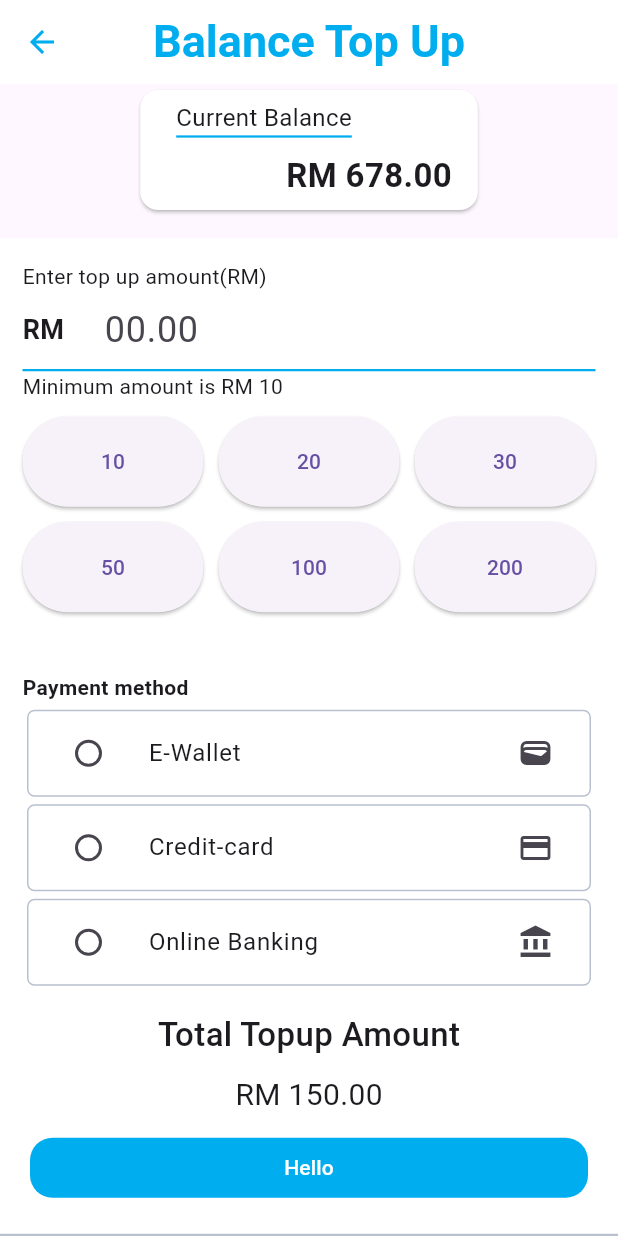
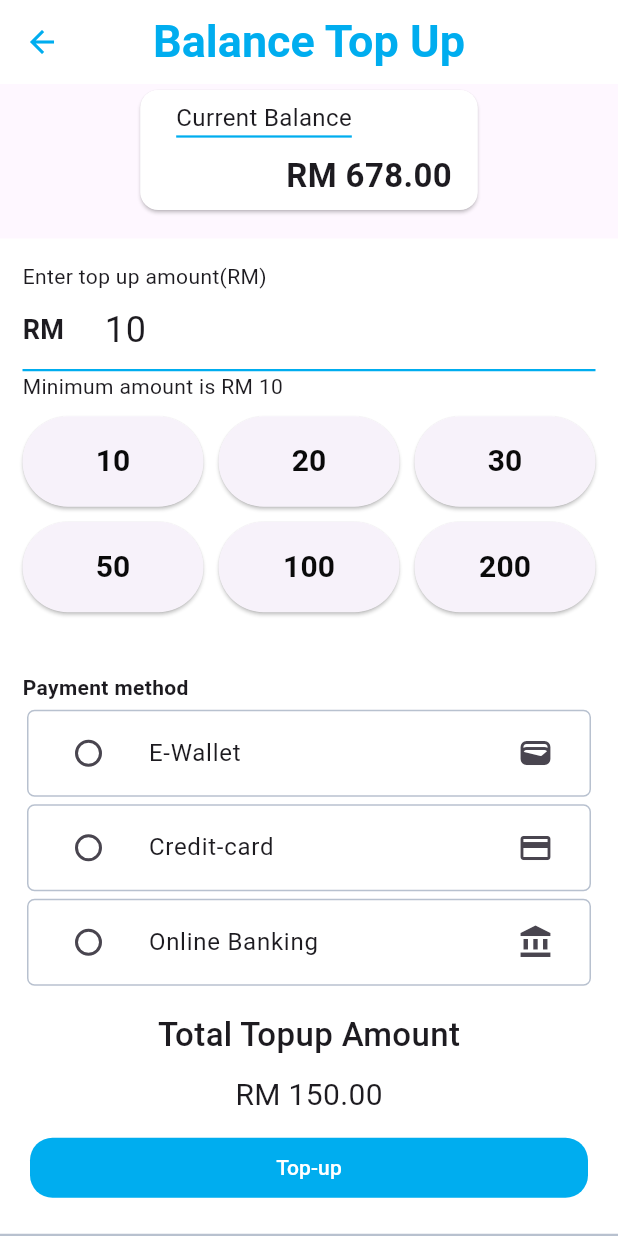
Before and after one commit to webby813/fypuser, a Flutter app: the WalletPage screen opened directly, after a tap on "10", on a phone screen of 412 x 824 dp. Run offline on Flutter 3.47's test engine with Material 3 defaults, Android fonts, the phone set to English and light mode, and no system bars; our stand-ins replace carousel_slider, cloud_firestore, firebase_core, firebase_database, firebase_storage, image_picker and 1 more; accounts and stored records are empty; generated files the repository leaves out were written again.

Commit message:
[8] Wallet

```diff
--- a/lib/Firebase/create_data.dart
+++ b/lib/Firebase/create_data.dart
@@ -1,5 +1,4 @@
 import 'package:cloud_firestore/cloud_firestore.dart';
-import 'package:firebase_database/firebase_database.dart';
 import 'package:flutter/material.dart';
 import 'package:shared_preferences/shared_preferences.dart';
 
@@ -100,5 +99,4 @@ class UserDo {
       // print(e);
     }
   }
-
 }
--- a/lib/Pages/Profile_pages/wallet.dart
+++ b/lib/Pages/Profile_pages/wallet.dart
@@ -2,6 +2,7 @@ import 'package:flutter/material.dart';
 import 'package:fypuser/Color/color.dart';
 import 'package:fypuser/Components/container_widget.dart';
 import '../../Components/title_widget.dart';
+import '../../Firebase/update_data.dart';
 
 class WalletPage extends StatefulWidget {
   const WalletPage({super.key});
@@ -11,9 +12,11 @@ class WalletPage extends StatefulWidget {
 }
 
 class _WalletPageState extends State<WalletPage> {
-  double balance = 0.0; // Initial balance amount
+  int topUpAmount = 0;
+  double balance = 0.0;
   double topup = 150.0;
   String selectedPaymentMethod = '';
+  final TextEditingController _topUpController = TextEditingController();
 
   void depositAmount(double amount) {
     setState(() {
@@ -40,8 +43,8 @@ class _WalletPageState extends State<WalletPage> {
             child: Center(
               child: Column(
                 mainAxisAlignment: MainAxisAlignment.start,
-                  children:[
-                    ///Show Current balance
+                children: [
+                  /// Show Current Balance
                   Card(
                     color: CustomColors.defaultWhite,
                     child: SizedBox(
@@ -54,8 +57,9 @@ class _WalletPageState extends State<WalletPage> {
                             margin: const EdgeInsets.only(right: 60),
                             decoration: const BoxDecoration(
                               border: Border(
-                                        bottom: BorderSide(width: 1.5, color: CustomColors.primaryColor)
-                                    )
+                                bottom: BorderSide(
+                                    width: 1.5, color: CustomColors.primaryColor),
+                              ),
                             ),
                             child: const Text(
                               "Current Balance",
@@ -64,9 +68,8 @@ class _WalletPageState extends State<WalletPage> {
                               ),
                             ),
                           ),
-
                           Container(
-                                margin: const EdgeInsets.only(top: 10,left: 80),
+                            margin: const EdgeInsets.only(top: 10, left: 80),
                             child: const Text(
                               "RM 678.00",
                               style: TextStyle(
@@ -77,10 +80,10 @@ class _WalletPageState extends State<WalletPage> {
                           )
                         ],
                       ),
-                        )
+                    ),
                   ),
 
-                    ///Top up options
+                  /// Top up options
                   Container(
                     margin: const EdgeInsets.only(top: 15),
                     width: MediaQuery.of(context).size.width,
@@ -93,42 +96,40 @@ class _WalletPageState extends State<WalletPage> {
                             alignment: Alignment.topLeft,
                             child: Text("Enter top up amount(RM)"),
                           ),
-
                           Container(
                             decoration: const BoxDecoration(
                               border: Border(
-                                        bottom: BorderSide(width: 1.5, color: CustomColors.primaryColor)
-                                    )
+                                bottom: BorderSide(
+                                    width: 1.5, color: CustomColors.primaryColor),
                               ),
-                                child: const Row(
+                            ),
+                            child: Row(
                               children: [
-                                    Expanded(
+                                const Expanded(
                                   flex: 2,
                                   child: Text(
                                     "RM",
                                     style: TextStyle(
-                                            fontSize: 18,
-                                            fontWeight: FontWeight.w700
+                                        fontSize: 18, fontWeight: FontWeight.w700),
+                                  ),
+                                ),
+                                Expanded(
+                                  flex: 12,
+                                  child: TextField(
+                                    controller: _topUpController,
+                                    keyboardType: TextInputType.number,
+                                    maxLength: 6,
+                                    style: const TextStyle(fontSize: 24),
+                                    decoration: const InputDecoration(
+                                      border: InputBorder.none,
+                                      hintText: "00.00",
+                                      counterText: '',
                                     ),
                                   ),
                                 ),
-
-                                    Expanded(
-                                        flex: 12,
-                                        child: TextField(
-                                          style: TextStyle(
-                                              fontSize: 24
-                                          ),
-                                          decoration: InputDecoration(
-                                            border: InputBorder.none,
-                                            hintText: "00.00",
-                                          ),
-                                        )
-                                    )
                               ],
                             ),
                           ),
-
                           const Align(
                             alignment: Alignment.topLeft,
                             child: Column(
@@ -137,62 +138,109 @@ class _WalletPageState extends State<WalletPage> {
                               ],
                             ),
                           ),
-
                           ButtonTheme(
                             alignedDropdown: true,
                             child: GridView.count(
                               childAspectRatio: 2.0,
                               shrinkWrap: true,
                               crossAxisCount: 3,
-                                  padding: const EdgeInsets.only(top: 10,bottom: 10),
+                              padding: const EdgeInsets.only(top: 10, bottom: 10),
                               crossAxisSpacing: 10,
                               mainAxisSpacing: 10,
                               children: <Widget>[
                                 ElevatedButton(
                                   onPressed: () {
-                                        // Handle button tap
+                                    setState(() {
+                                      topUpAmount = 10;
+                                      _topUpController.text = topUpAmount.toString();
+                                    });
                                   },
-                                      child: const Text('10'),
+                                  child: const Text(
+                                    '10',
+                                    style: TextStyle(
+                                        fontSize: 20,
+                                        fontWeight: FontWeight.w600,
+                                        color: CustomColors.defaultBlack),
                                   ),
-
+                                ),
                                 ElevatedButton(
                                   onPressed: () {
-                                        // Handle button tap
+                                    setState(() {
+                                      topUpAmount = 20;
+                                      _topUpController.text = topUpAmount.toString();
+                                    });
                                   },
-                                      child: const Text('20'),
+                                  child: const Text(
+                                    '20',
+                                    style: TextStyle(
+                                        fontSize: 20,
+                                        fontWeight: FontWeight.w600,
+                                        color: CustomColors.defaultBlack),
                                   ),
-
+                                ),
                                 ElevatedButton(
                                   onPressed: () {
-                                        // Handle button tap
+                                    setState(() {
+                                      topUpAmount = 30;
+                                      _topUpController.text = topUpAmount.toString();
+                                    });
                                   },
-                                      child: const Text('30'),
+                                  child: const Text(
+                                    '30',
+                                    style: TextStyle(
+                                        fontSize: 20,
+                                        fontWeight: FontWeight.w600,
+                                        color: CustomColors.defaultBlack),
                                   ),
-
+                                ),
                                 ElevatedButton(
                                   onPressed: () {
-                                        // Handle button tap
+                                    setState(() {
+                                      topUpAmount = 50;
+                                      _topUpController.text = topUpAmount.toString();
+                                    });
                                   },
-                                      child: const Text('50'),
+                                  child: const Text(
+                                    '50',
+                                    style: TextStyle(
+                                        fontSize: 20,
+                                        fontWeight: FontWeight.w600,
+                                        color: CustomColors.defaultBlack),
                                   ),
-
+                                ),
                                 ElevatedButton(
                                   onPressed: () {
-                                        // Handle button tap
+                                    setState(() {
+                                      topUpAmount = 100;
+                                      _topUpController.text = topUpAmount.toString();
+                                    });
                                   },
-                                      child: const Text('100'),
+                                  child: const Text(
+                                    '100',
+                                    style: TextStyle(
+                                        fontSize: 20,
+                                        fontWeight: FontWeight.w600,
+                                        color: CustomColors.defaultBlack),
                                   ),
-
+                                ),
                                 ElevatedButton(
                                   onPressed: () {
-                                        // Handle button tap
+                                    setState(() {
+                                      topUpAmount = 200;
+                                      _topUpController.text = topUpAmount.toString();
+                                    });
                                   },
-                                      child: const Text('200'),
+                                  child: const Text(
+                                    '200',
+                                    style: TextStyle(
+                                        fontSize: 20,
+                                        fontWeight: FontWeight.w600,
+                                        color: CustomColors.defaultBlack),
+                                  ),
                                 ),
                               ],
                             ),
                           ),
-
                           Container(
                             margin: const EdgeInsets.only(top: 15),
                             width: MediaQuery.of(context).size.width,
@@ -206,40 +254,41 @@ class _WalletPageState extends State<WalletPage> {
                                     child: Text(
                                       "Payment method",
                                       style: TextStyle(
-                                              fontWeight: FontWeight.w700
+                                          fontWeight: FontWeight.w700),
                                     ),
                                   ),
-                                      ),
-
                                   CustomListTile.walletListtile(
                                     text: 'E-Wallet',
                                     icon: Icons.wallet,
-                                        isSelected: selectedPaymentMethod == 'E-Wallet',
+                                    isSelected:
+                                    selectedPaymentMethod == 'E-Wallet',
                                     onTap: () {
                                       setState(() {
                                         selectedPaymentMethod = 'E-Wallet';
                                       });
                                     },
                                   ),
-
                                   CustomListTile.walletListtile(
                                     text: 'Credit-card',
                                     icon: Icons.credit_card,
-                                        isSelected: selectedPaymentMethod == 'Credit-card',
+                                    isSelected:
+                                    selectedPaymentMethod == 'Credit-card',
                                     onTap: () {
                                       setState(() {
                                         selectedPaymentMethod = 'Credit-card';
                                       });
                                     },
                                   ),
-
                                   CustomListTile.walletListtile(
                                     text: 'Online Banking',
                                     icon: Icons.account_balance,
-                                        isSelected: selectedPaymentMethod == 'Online Banking',
+                                    isSelected:
+                                    selectedPaymentMethod ==
+                                        'Online Banking',
                                     onTap: () {
                                       setState(() {
-                                            selectedPaymentMethod = 'Online Banking';
+                                        selectedPaymentMethod =
+                                        'Online Banking';
                                       });
                                     },
                                   ),
@@ -249,29 +298,30 @@ class _WalletPageState extends State<WalletPage> {
                           ),
                         ],
                       ),
-                        )
-                    )
+                    ),
+                  ),
                 ],
               ),
             ),
           ),
 
-            ///Summary
+          /// Summary
           Positioned(
             left: 0,
             right: 0,
             bottom: 0,
             child: Container(
-                padding: const EdgeInsets.symmetric(vertical: 10, horizontal: 20),
+              padding:
+              const EdgeInsets.symmetric(vertical: 10, horizontal: 20),
               decoration: const BoxDecoration(
                 color: Colors.white,
                 border: Border(
-                    bottom: BorderSide(width: 1.5, color: CustomColors.lightGrey),
+                  bottom:
+                  BorderSide(width: 1.5, color: CustomColors.lightGrey),
                 ),
               ),
               child: Column(
                 children: [
-
                   const Text(
                     "Total Topup Amount",
                     style: TextStyle(
@@ -279,7 +329,6 @@ class _WalletPageState extends State<WalletPage> {
                       fontWeight: FontWeight.w500,
                     ),
                   ),
-
                   const SizedBox(height: 10),
                   Text(
                     "RM ${topup.toStringAsFixed(2)}",
@@ -287,25 +336,30 @@ class _WalletPageState extends State<WalletPage> {
                       fontSize: 20,
                     ),
                   ),
-
                   Padding(
                     padding: const EdgeInsets.symmetric(vertical: 10),
                     child: Row(
                       children: [
                         Expanded(
                           child: TextButton(
-                              onPressed: () {},
+                            onPressed: () {
+                              setState(() {
+                                topUpAmount = int.tryParse(_topUpController.text) ?? 0;
+
+                                _topUpController.clear();
+                              });
+                              UpdateData().topUpAmount(topUpAmount);
+                            },
                             style: TextButton.styleFrom(
                               backgroundColor: CustomColors.primaryColor,
                               shape: RoundedRectangleBorder(
-                                      borderRadius: BorderRadius.circular(15)
-                                  )
+                                borderRadius: BorderRadius.circular(15),
+                              ),
                             ),
                             child: const Text(
-                                "Hello",
+                              "Top-up",
                               style: TextStyle(
-                                    color: CustomColors.defaultWhite
-                                ),
+                                  color: CustomColors.defaultWhite),
                             ),
                           ),
                         ),
@@ -317,7 +371,7 @@ class _WalletPageState extends State<WalletPage> {
             ),
           ),
         ],
-        )
+      ),
     );
   }
 }
```
Also changed, not shown: lib/Firebase/update_data.dart (+28 -1 lines). Lines whose indentation alone changed are shown as unchanged.
